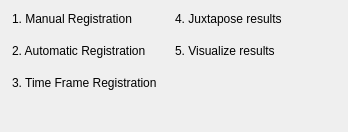
Qt form Plugins/inova.registration.views.stepselector/src/internal/RegistrationStepSelectorControls.ui (simedcn/mitkapps) before a commit.
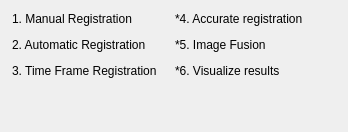
The same form after that commit.

The edit to the form file:
```diff
--- a/Plugins/inova.registration.views.stepselector/src/internal/RegistrationStepSelectorControls.ui
+++ b/Plugins/inova.registration.views.stepselector/src/internal/RegistrationStepSelectorControls.ui
@@ -70,6 +70,9 @@
    </property>
    <item>
     <layout class="QFormLayout" name="formLayout">
+     <property name="verticalSpacing">
+      <number>0</number>
+     </property>
      <item row="0" column="0">
       <widget class="QPushButton" name="pushButton_ManualRegistration">
        <property name="text">
@@ -91,17 +94,33 @@
        </property>
       </widget>
      </item>
-     <item row="0" column="1">
-      <widget class="QPushButton" name="pushButton_JuxtaposeResults">
-       <property name="text">
-        <string>4. Juxtapose results</string>
-       </property>
-      </widget>
-     </item>
-     <item row="1" column="1">
+     <item row="2" column="1">
       <widget class="QPushButton" name="pushButton_VisualizeResults">
+       <property name="styleSheet">
+        <string notr="true">color: 'gray';</string>
+       </property>
        <property name="text">
-        <string>5. Visualize results</string>
+        <string>*6. Visualize results</string>
+       </property>
+      </widget>
+     </item>
+     <item row="1" column="1">
+      <widget class="QPushButton" name="pushButton_JuxtaposeResults">
+       <property name="styleSheet">
+        <string notr="true">color: 'gray';</string>
+       </property>
+       <property name="text">
+        <string>*5. Image Fusion</string>
+       </property>
+      </widget>
+     </item>
+     <item row="0" column="1">
+      <widget class="QPushButton" name="pushButton_RigidRegistration">
+       <property name="styleSheet">
+        <string notr="true">color: 'gray';</string>
+       </property>
+       <property name="text">
+        <string>*4. Accurate registration</string>
        </property>
       </widget>
      </item>
```
